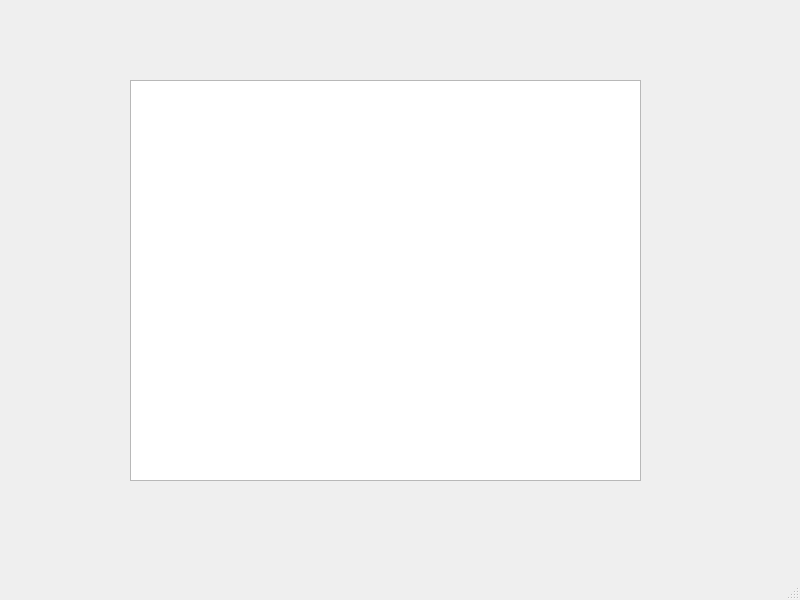
The window that ros_line.ui (thomWouters/tekenprogramma) describes before a commit, drawn with Qt 5.
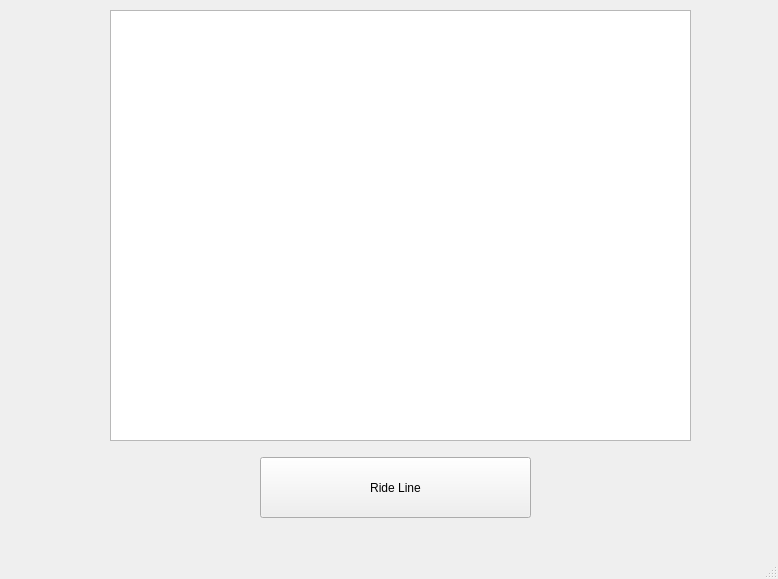
The same window after the commit.

Commit message: angle + distance

```diff
--- a/ros_line.ui
+++ b/ros_line.ui
@@ -6,8 +6,8 @@
    <rect>
     <x>0</x>
     <y>0</y>
-    <width>800</width>
-    <height>600</height>
+    <width>778</width>
+    <height>579</height>
    </rect>
   </property>
   <property name="windowTitle">
@@ -17,13 +17,26 @@
    <widget class="QGraphicsView" name="View">
     <property name="geometry">
      <rect>
-      <x>130</x>
-      <y>80</y>
-      <width>511</width>
-      <height>401</height>
+      <x>110</x>
+      <y>10</y>
+      <width>581</width>
+      <height>431</height>
      </rect>
     </property>
    </widget>
+   <widget class="QPushButton" name="BtnRide">
+    <property name="geometry">
+     <rect>
+      <x>260</x>
+      <y>457</y>
+      <width>271</width>
+      <height>61</height>
+     </rect>
+    </property>
+    <property name="text">
+     <string>Ride Line</string>
+    </property>
+   </widget>
   </widget>
   <widget class="QMenuBar" name="menubar">
    <property name="geometry">
```
Left out of the diff: 2 changed lines with no effect on the pictures. The commit also changes 2 other files.
